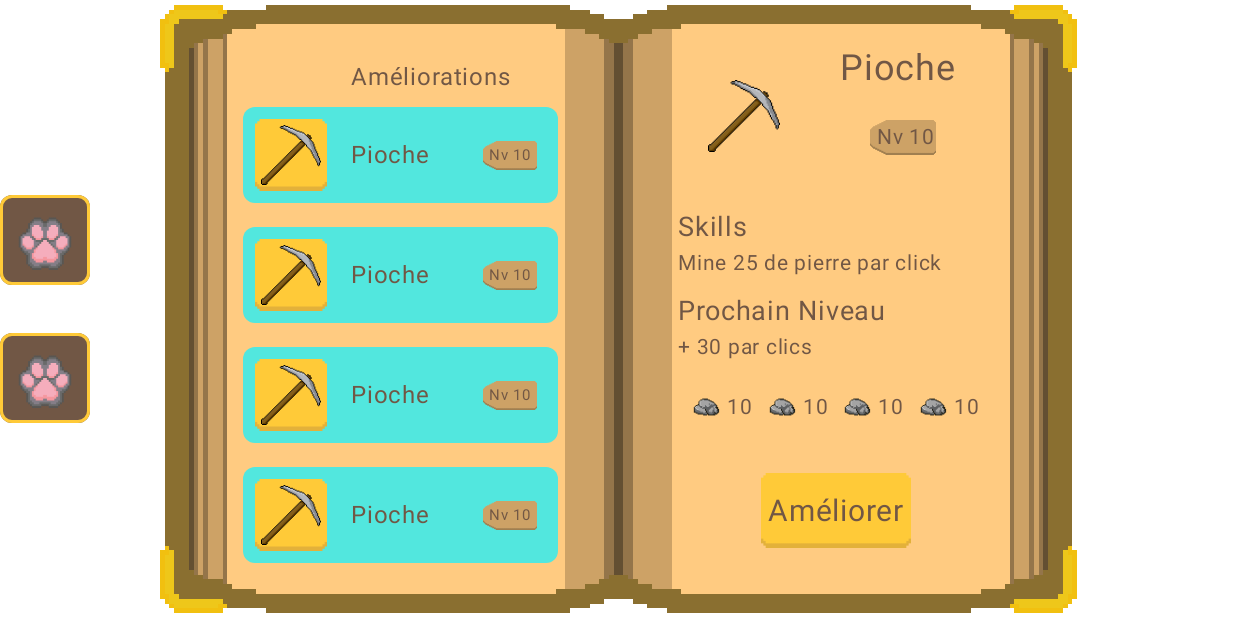
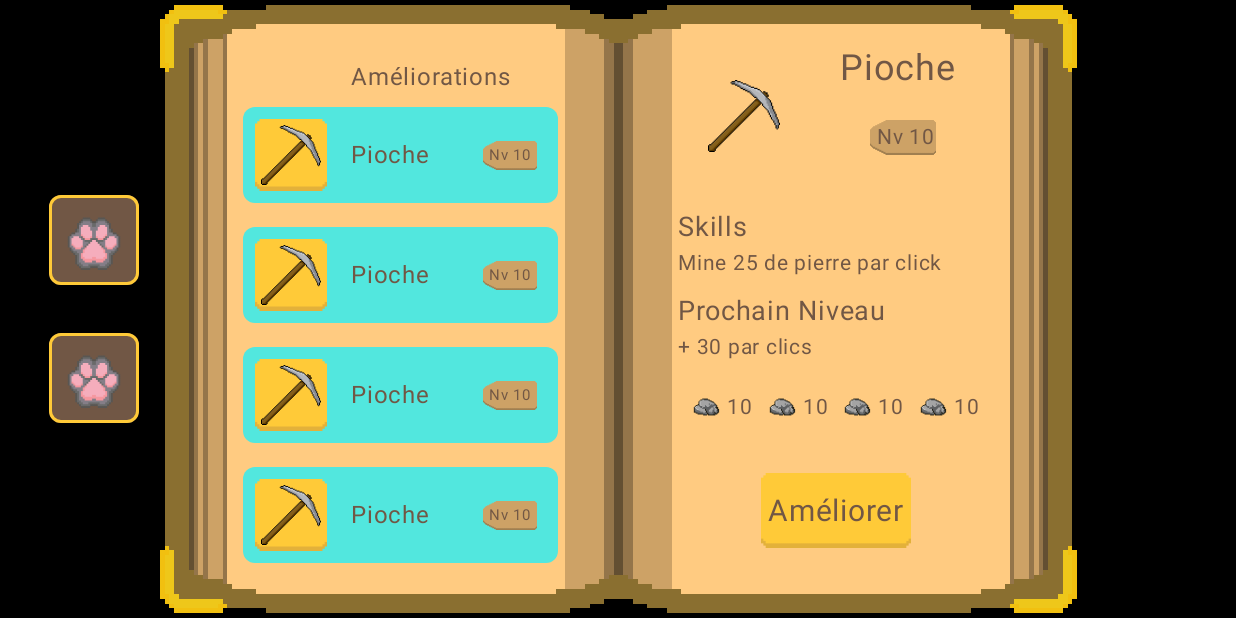
Before and after one commit to ISaejinI/Mofland, an Android app built with Jetpack Compose: the screen it shows after launch (MainActivity), on a phone screen of 824 x 412 dp (held sideways). Run offline under Robolectric (Android 15) with nearby library versions, the phone set to English and light mode, and no system bars.

Commit message:
modifs quelques trucs

```diff
--- a/app/src/main/java/com/example/mofland/MainActivity.kt
+++ b/app/src/main/java/com/example/mofland/MainActivity.kt
@@ -25,15 +25,22 @@ import androidx.compose.material3.MaterialTheme
 import androidx.compose.material3.Surface
 import androidx.compose.material3.Text
 import androidx.compose.runtime.Composable
+import androidx.compose.runtime.getValue
+import androidx.compose.runtime.mutableStateOf
+import androidx.compose.runtime.remember
+import androidx.compose.runtime.setValue
 import androidx.compose.ui.Alignment
 import androidx.compose.ui.Modifier
 import androidx.compose.ui.graphics.Color
 import androidx.compose.ui.graphics.FilterQuality
 import androidx.compose.ui.graphics.ImageBitmap
 import androidx.compose.ui.graphics.painter.Painter
+import androidx.compose.ui.layout.onGloballyPositioned
+import androidx.compose.ui.platform.LocalDensity
 import androidx.compose.ui.res.imageResource
 import androidx.compose.ui.res.painterResource
 import androidx.compose.ui.tooling.preview.Preview
+import androidx.compose.ui.unit.Dp
 import androidx.compose.ui.unit.dp
 import androidx.compose.ui.unit.sp
 import com.example.mofland.ui.theme.MoflandTheme
@@ -52,7 +59,6 @@ class MainActivity : ComponentActivity() {
                 ) {
                     //Greeting()
                     SplitRectangleScreen()
-                    BlockLeft()
                 }
             }
         }
@@ -64,7 +70,6 @@ fun GreetingPreview() {
     MoflandTheme {
         //Greeting()
         SplitRectangleScreen()
-        BlockLeft()
     }
 }
 @Composable
@@ -72,14 +77,16 @@ fun Greeting(modifier: Modifier = Modifier) {
     Text(text = "Salut")
 }
 
+
 @Composable
-fun BlockLeft(modifier: Modifier = Modifier) {
+fun BlockLeft(modifier: Modifier = Modifier, width:Dp) {
     Box(
-        modifier = Modifier.fillMaxSize(),
-        contentAlignment = Alignment.CenterStart,
+        contentAlignment = Alignment.Center,
+        modifier = modifier.offset(x=width),
         content = {
             Column(
-                horizontalAlignment = Alignment.CenterHorizontally
+                horizontalAlignment = Alignment.CenterHorizontally,
+                modifier = Modifier
             ) {
                 Box(
                     modifier = Modifier
@@ -128,6 +135,8 @@ fun BlockLeft(modifier: Modifier = Modifier) {
 }
 @Composable
 fun SplitRectangleScreen() {
+    var componentWidth by remember { mutableStateOf(0.dp) }
+    val density = LocalDensity.current
     Surface(
         color = Color.White,
         modifier = Modifier.fillMaxSize()
@@ -137,7 +146,12 @@ fun SplitRectangleScreen() {
                 bitmap = ImageBitmap.imageResource(id = R.drawable.openbookinterface),
                 contentDescription = "Votre description",
                 filterQuality = FilterQuality.None,
-                modifier = Modifier.fillMaxSize(),
+                modifier = Modifier.fillMaxSize()
+                    .onGloballyPositioned {
+                        componentWidth = with(density) {
+                            it.size.width.toDp()-125.dp
+                        }
+                    }.background(Color.Black),
             )
             Column(
                 modifier = Modifier.fillMaxSize(),
@@ -292,6 +306,7 @@ fun SplitRectangleScreen() {
                 }
             }
         }
+        BlockLeft(width = -componentWidth/2)
     }
 }
 
```
Also changed, not shown: 1 other file.
